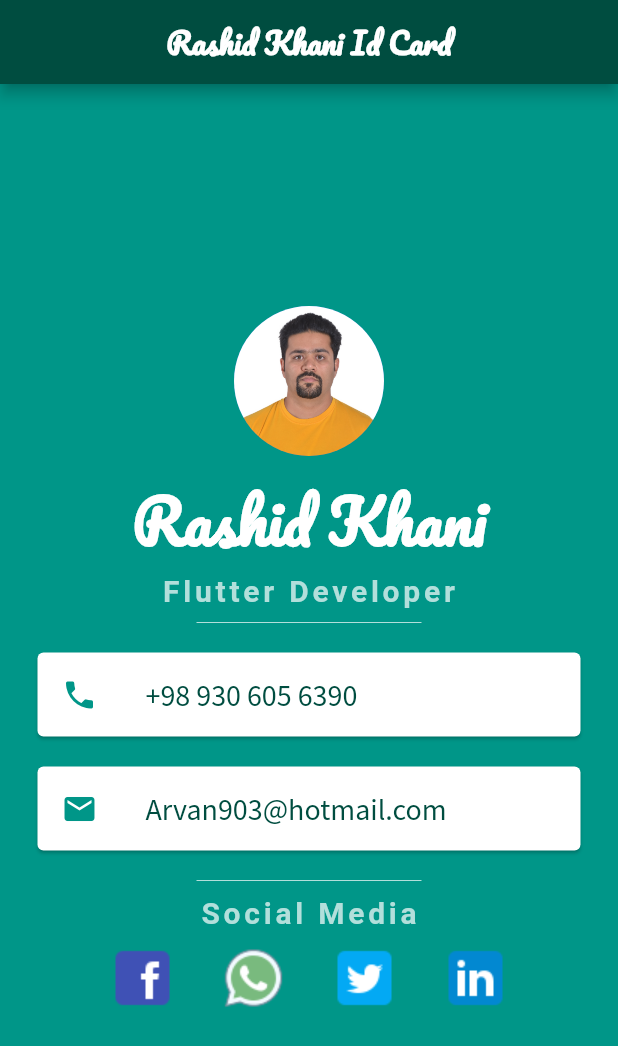
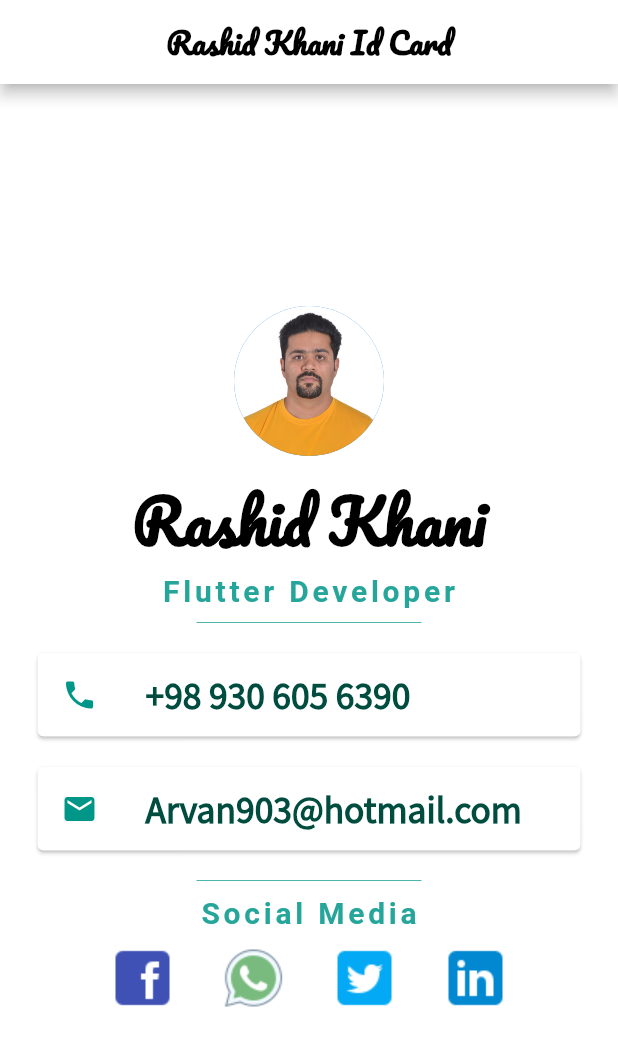
Before and after one commit to arvan903/personal_id_card, a Flutter app: the screen it shows after launch, on a phone screen of 412 x 824 dp. Shown: the top 1046 px of the screen. Run offline on Flutter 3.47's test engine with Material 2 defaults, Android fonts, the phone set to English and light mode, and no system bars; Roboto replaces fonts that are missing (SourceSanPro).

Commit message:
redesign App Layout , some improvements

```diff
--- a/lib/main.dart
+++ b/lib/main.dart
@@ -6,7 +6,6 @@ const String facebook = "https://www.facebook.com/rashid.khani.33";
 const String twitter = "https://twitter.com/rashid_khani";
 const String whatsapp = "https://wa.me/+989306056390";
 const String linkedin = "https://www.linkedin.com/in/rashid-khani-038562123";
-
 
 void main() {
   runApp(
@@ -43,18 +42,19 @@ class MyApp extends StatelessWidget {
         debugShowCheckedModeBanner: false,
         home: Scaffold(
           appBar: AppBar(
-            backgroundColor: Colors.teal.shade900,
+            backgroundColor: Colors.white,
             title: const Center(
               child: Text(
                 'Rashid Khani Id Card',
                 style: TextStyle(
                     fontFamily: 'Pacifico',
+                    color: Colors.black,
                     fontWeight: FontWeight.bold,
                     fontSize: 20),
               ),
             ),
           ),
-          backgroundColor: Colors.teal,
+          backgroundColor: Colors.white,
           body: SafeArea(
             child: Column(
               mainAxisAlignment: MainAxisAlignment.center,
@@ -71,7 +71,7 @@ class MyApp extends StatelessWidget {
                   style: TextStyle(
                     fontFamily: 'Pacifico',
                     fontSize: 40,
-                    color: Colors.white,
+                    color: Colors.black,
                     fontWeight: FontWeight.bold,
                   ),
                 ),
@@ -80,13 +80,13 @@ class MyApp extends StatelessWidget {
                   style: TextStyle(
                       fontFamily: 'SourceSanPro',
                       fontSize: 20,
-                      color: Colors.teal.shade100,
+                      color: Colors.teal.shade400,
                       letterSpacing: 2.5,
                       fontWeight: FontWeight.bold),
                 ),
                 SizedBox(
                   child: Divider(
-                    color: Colors.teal.shade100,
+                    color: Colors.teal.shade300,
                   ),
                   width: 150,
                   height: 20,
@@ -109,7 +109,8 @@ class MyApp extends StatelessWidget {
                         style: TextStyle(
                             fontFamily: 'SourceSansPro',
                             color: Colors.teal.shade900,
-                            fontSize: 20),
+                            fontSize: 25,
+                            fontWeight: FontWeight.bold),
                       )),
                 ),
                 Card(
@@ -123,12 +124,13 @@ class MyApp extends StatelessWidget {
                         style: TextStyle(
                             fontFamily: 'SourceSansPro',
                             color: Colors.teal.shade900,
-                            fontSize: 20),
+                            fontSize: 25,
+                            fontWeight: FontWeight.bold),
                       )),
                 ),
                 SizedBox(
                   child: Divider(
-                    color: Colors.teal.shade100,
+                    color: Colors.teal.shade300,
                   ),
                   width: 150,
                   height: 20,
@@ -138,7 +140,7 @@ class MyApp extends StatelessWidget {
                   style: TextStyle(
                       fontFamily: 'SourceSanPro',
                       fontSize: 20,
-                      color: Colors.teal.shade100,
+                      color: Colors.teal.shade400,
                       letterSpacing: 2.5,
                       fontWeight: FontWeight.bold),
                 ),
```
